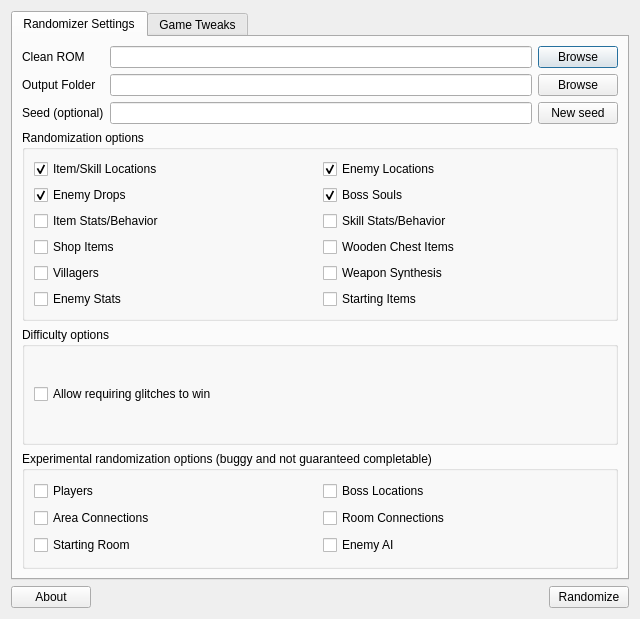
First picture: the form in randomizer.ui, repository LagoLunatic/dsvrandom, before the edit.
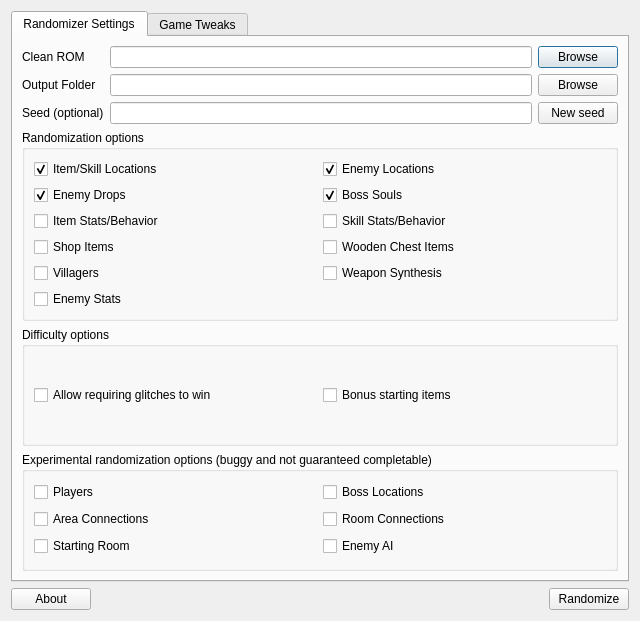
Second picture: the form after the edit. Icons and pictures are not drawn.

Commit message: Move starting items to difficulty options section

The edit to the form file:
```diff
--- a/randomizer.ui
+++ b/randomizer.ui
@@ -7,7 +7,7 @@
     <x>0</x>
     <y>0</y>
     <width>640</width>
-    <height>619</height>
+    <height>621</height>
    </rect>
   </property>
   <property name="windowTitle">
@@ -233,16 +233,6 @@
               </property>
              </widget>
             </item>
-            <item>
-             <widget class="QCheckBox" name="randomize_starting_items">
-              <property name="toolTip">
-               <string>Starts you out with 3 random extra items and 3 random extra skills.</string>
-              </property>
-              <property name="text">
-               <string>Starting Items</string>
-              </property>
-             </widget>
-            </item>
            </layout>
           </item>
          </layout>
@@ -255,6 +245,8 @@
          </property>
          <layout class="QVBoxLayout" name="verticalLayout_5">
           <item>
+           <layout class="QHBoxLayout" name="horizontalLayout_14">
+            <item>
            <widget class="QCheckBox" name="enable_glitch_reqs">
             <property name="toolTip">
              <string>If checked, certain glitches may be necessary to beat the game.</string>
@@ -264,6 +256,18 @@
             </property>
            </widget>
           </item>
+            <item>
+             <widget class="QCheckBox" name="randomize_starting_items">
+              <property name="toolTip">
+               <string>Starts you out with 3 random extra items and 3 random extra skills.</string>
+              </property>
+              <property name="text">
+               <string>Bonus starting items</string>
+              </property>
+             </widget>
+            </item>
+           </layout>
+          </item>
          </layout>
         </widget>
        </item>
```
Left out of the diff: 9 changed lines with no effect on the pictures. Lines whose indentation alone changed are shown as unchanged. The commit also changes 1 other file.
